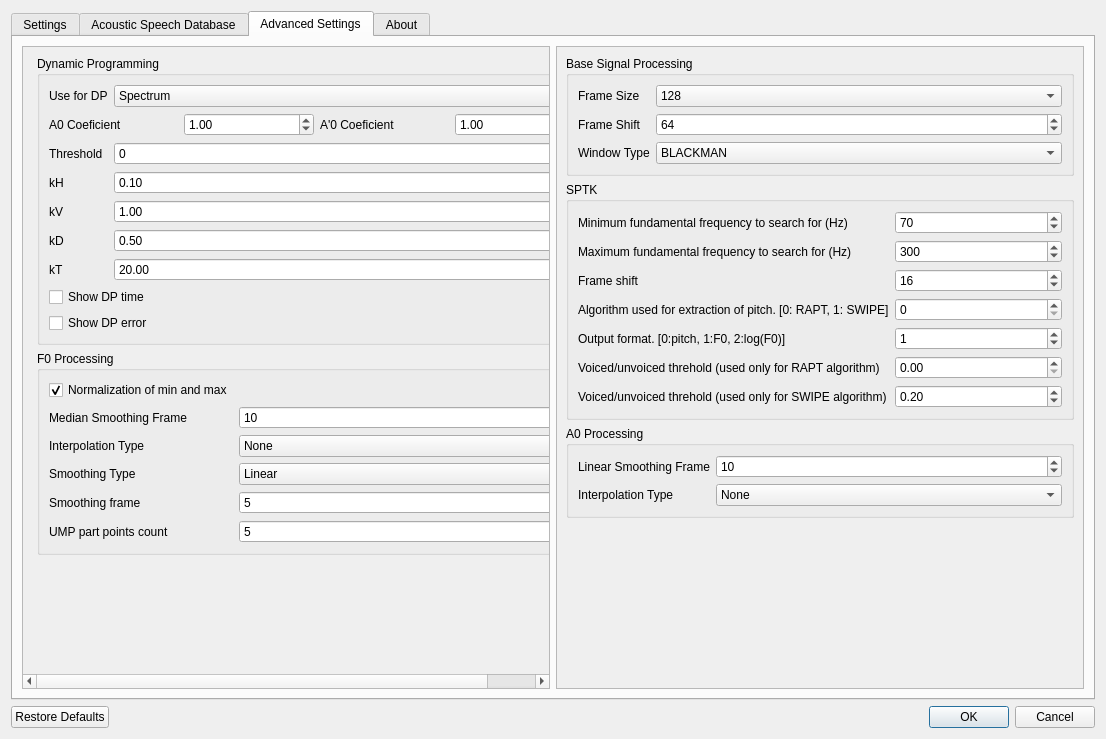
Before: the Qt Designer form settingsdialog.ui in zhitko/inton-trainer, drawn with Qt 5.
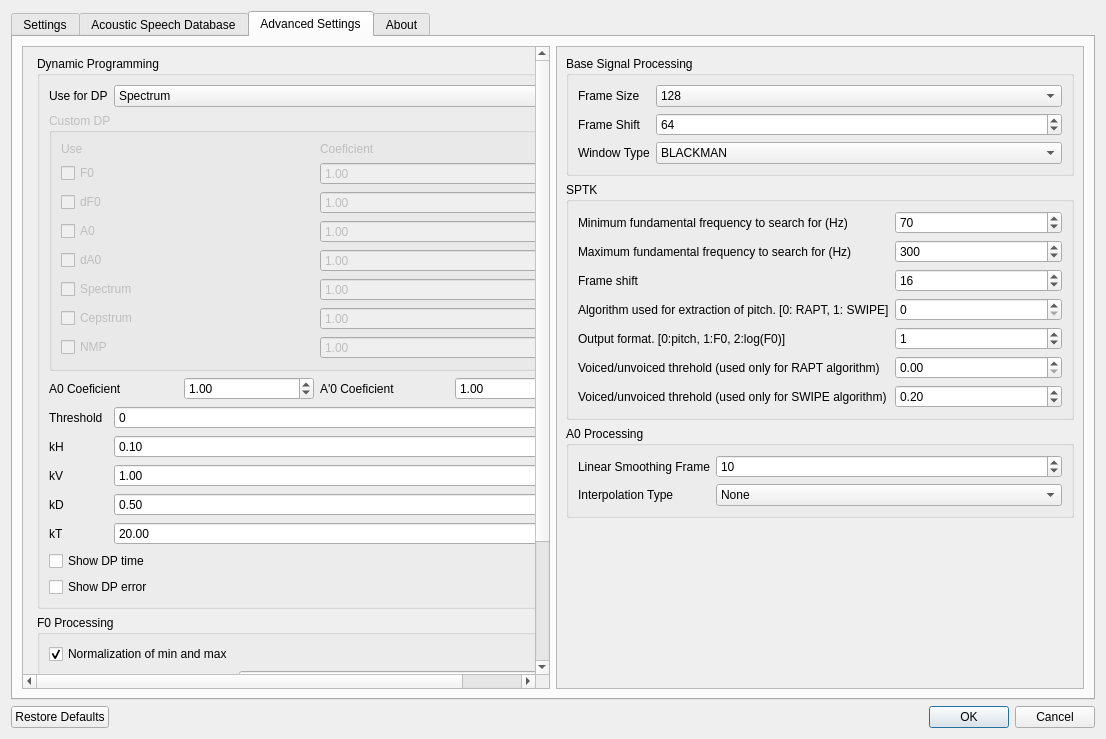
After: the same form once the commit is applied. The open tabs and pages were chosen to show the change. Icons and pictures are not drawn.

Commit message: fix METRIC_MEAN_VALUE_UMP metric calculation; fix play record button title

What changed in the file:
```diff
--- a/settingsdialog.ui
+++ b/settingsdialog.ui
@@ -7,7 +7,7 @@
     <x>0</x>
     <y>0</y>
     <width>1106</width>
-    <height>708</height>
+    <height>733</height>
    </rect>
   </property>
   <property name="windowTitle">
@@ -398,8 +398,8 @@
            <rect>
             <x>0</x>
             <y>0</y>
-            <width>528</width>
-            <height>616</height>
+            <width>520</width>
+            <height>789</height>
            </rect>
           </property>
           <layout class="QHBoxLayout" name="horizontalLayout_2">
@@ -453,49 +453,49 @@
                   </item>
                  </widget>
                 </item>
-                <item row="2" column="0">
+                <item row="3" column="0">
                  <widget class="QLabel" name="label_29">
                   <property name="text">
                    <string>Threshold</string>
                   </property>
                  </widget>
                 </item>
-                <item row="2" column="1">
+                <item row="3" column="1">
                  <widget class="QSpinBox" name="continiusDpLimit">
                   <property name="maximum">
                    <number>9999</number>
                   </property>
                  </widget>
                 </item>
-                <item row="3" column="0">
+                <item row="4" column="0">
                  <widget class="QLabel" name="label_30">
                   <property name="text">
                    <string>kH</string>
                   </property>
                  </widget>
                 </item>
-                <item row="4" column="0">
+                <item row="5" column="0">
                  <widget class="QLabel" name="label_31">
                   <property name="text">
                    <string>kV</string>
                   </property>
                  </widget>
                 </item>
-                <item row="5" column="0">
+                <item row="6" column="0">
                  <widget class="QLabel" name="label_32">
                   <property name="text">
                    <string>kD</string>
                   </property>
                  </widget>
                 </item>
-                <item row="6" column="0">
+                <item row="7" column="0">
                  <widget class="QLabel" name="label_33">
                   <property name="text">
                    <string>kT</string>
                   </property>
                  </widget>
                 </item>
-                <item row="3" column="1">
+                <item row="4" column="1">
                  <widget class="QDoubleSpinBox" name="continiusDpKH">
                   <property name="singleStep">
                    <double>0.100000000000000</double>
@@ -505,7 +505,7 @@
                   </property>
                  </widget>
                 </item>
-                <item row="4" column="1">
+                <item row="5" column="1">
                  <widget class="QDoubleSpinBox" name="continiusDpKV">
                   <property name="singleStep">
                    <double>0.100000000000000</double>
@@ -515,7 +515,7 @@
                   </property>
                  </widget>
                 </item>
-                <item row="5" column="1">
+                <item row="6" column="1">
                  <widget class="QDoubleSpinBox" name="continiusDpKD">
                   <property name="singleStep">
                    <double>0.100000000000000</double>
@@ -525,14 +525,14 @@
                   </property>
                  </widget>
                 </item>
-                <item row="6" column="1">
+                <item row="7" column="1">
                  <widget class="QDoubleSpinBox" name="continiusDpKT">
                   <property name="value">
                    <double>20.000000000000000</double>
                   </property>
                  </widget>
                 </item>
-                <item row="7" column="0" colspan="2">
+                <item row="8" column="0" colspan="2">
                  <layout class="QGridLayout" name="gridLayout">
                   <item row="0" column="0">
                    <widget class="QCheckBox" name="showTime">
@@ -556,38 +556,162 @@
                   </item>
                  </layout>
                 </item>
-                <item row="1" column="0" colspan="2">
+                <item row="2" column="0" colspan="2">
                  <layout class="QGridLayout" name="gridLayout_2">
-                  <item row="0" column="2">
-                   <widget class="QLabel" name="label_24">
-                    <property name="text">
-                     <string>A'0 Coeficient</string>
-                    </property>
-                   </widget>
-                  </item>
-                  <item row="0" column="1">
-                   <widget class="QDoubleSpinBox" name="dpA0Coeficient">
+                  <item row="1" column="3">
+                   <widget class="QDoubleSpinBox" name="dpDA0Coeficient">
                     <property name="value">
                      <double>1.000000000000000</double>
                     </property>
                    </widget>
                   </item>
-                  <item row="0" column="0">
+                  <item row="1" column="0">
                    <widget class="QLabel" name="label_8">
                     <property name="text">
                      <string>A0 Coeficient</string>
                     </property>
                    </widget>
                   </item>
-                  <item row="0" column="3">
-                   <widget class="QDoubleSpinBox" name="dpDA0Coeficient">
+                  <item row="1" column="1">
+                   <widget class="QDoubleSpinBox" name="dpA0Coeficient">
                     <property name="value">
                      <double>1.000000000000000</double>
                     </property>
                    </widget>
                   </item>
+                  <item row="1" column="2">
+                   <widget class="QLabel" name="label_24">
+                    <property name="text">
+                     <string>A'0 Coeficient</string>
+                    </property>
+                   </widget>
+                  </item>
                  </layout>
                 </item>
+                <item row="1" column="0" colspan="2">
+                 <widget class="QGroupBox" name="groupBox_8">
+                  <property name="enabled">
+                   <bool>false</bool>
+                  </property>
+                  <property name="title">
+                   <string>Custom DP</string>
+                  </property>
+                  <layout class="QGridLayout" name="gridLayout_4">
+                   <item row="2" column="0">
+                    <widget class="QCheckBox" name="checkBox_2">
+                     <property name="text">
+                      <string>dF0</string>
+                     </property>
+                    </widget>
+                   </item>
+                   <item row="3" column="0">
+                    <widget class="QCheckBox" name="checkBox_3">
+                     <property name="text">
+                      <string>A0</string>
+                     </property>
+                    </widget>
+                   </item>
+                   <item row="7" column="0">
+                    <widget class="QCheckBox" name="checkBox_7">
+                     <property name="text">
+                      <string>NMP</string>
+                     </property>
+                    </widget>
+                   </item>
+                   <item row="4" column="0">
+                    <widget class="QCheckBox" name="checkBox_4">
+                     <property name="text">
+                      <string>dA0</string>
+                     </property>
+                    </widget>
+                   </item>
+                   <item row="1" column="0">
+                    <widget class="QCheckBox" name="checkBox">
+                     <property name="text">
+                      <string>F0</string>
+                     </property>
+                    </widget>
+                   </item>
+                   <item row="0" column="0">
+                    <widget class="QLabel" name="label_27">
+                     <property name="text">
+                      <string>Use</string>
+                     </property>
+                    </widget>
+                   </item>
+                   <item row="6" column="0">
+                    <widget class="QCheckBox" name="checkBox_6">
+                     <property name="text">
+                      <string>Cepstrum</string>
+                     </property>
+                    </widget>
+                   </item>
+                   <item row="5" column="0">
+                    <widget class="QCheckBox" name="checkBox_5">
+                     <property name="text">
+                      <string>Spectrum</string>
+                     </property>
+                    </widget>
+                   </item>
+                   <item row="0" column="1">
+                    <widget class="QLabel" name="label_28">
+                     <property name="text">
+                      <string>Coeficient</string>
+                     </property>
+                    </widget>
+                   </item>
+                   <item row="1" column="1">
+                    <widget class="QDoubleSpinBox" name="doubleSpinBox">
+                     <property name="value">
+                      <double>1.000000000000000</double>
+                     </property>
+                    </widget>
+                   </item>
+                   <item row="2" column="1">
+                    <widget class="QDoubleSpinBox" name="doubleSpinBox_2">
+                     <property name="value">
+                      <double>1.000000000000000</double>
+                     </property>
+                    </widget>
+                   </item>
+                   <item row="3" column="1">
+                    <widget class="QDoubleSpinBox" name="doubleSpinBox_3">
+                     <property name="value">
+                      <double>1.000000000000000</double>
+                     </property>
+                    </widget>
+                   </item>
+                   <item row="4" column="1">
+                    <widget class="QDoubleSpinBox" name="doubleSpinBox_4">
+                     <property name="value">
+                      <double>1.000000000000000</double>
+                     </property>
+                    </widget>
+                   </item>
+                   <item row="5" column="1">
+                    <widget class="QDoubleSpinBox" name="doubleSpinBox_5">
+                     <property name="value">
+                      <double>1.000000000000000</double>
+                     </property>
+                    </widget>
+                   </item>
+                   <item row="6" column="1">
+                    <widget class="QDoubleSpinBox" name="doubleSpinBox_6">
+                     <property name="value">
+                      <double>1.000000000000000</double>
+                     </property>
+                    </widget>
+                   </item>
+                   <item row="7" column="1">
+                    <widget class="QDoubleSpinBox" name="doubleSpinBox_7">
+                     <property name="value">
+                      <double>1.000000000000000</double>
+                     </property>
+                    </widget>
+                   </item>
+                  </layout>
+                 </widget>
+                </item>
                </layout>
               </widget>
              </item>
```
Left out of the diff: 7 changed lines with no effect on the pictures. The commit also changes 6 other files.
